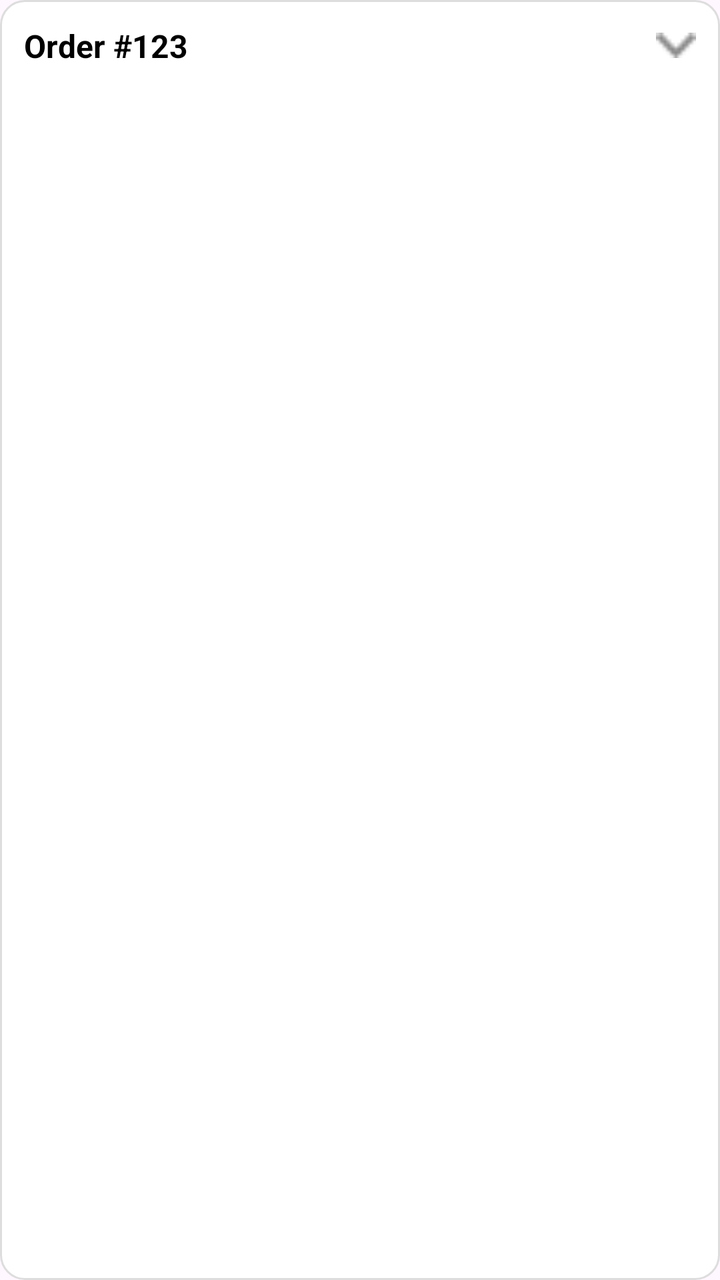
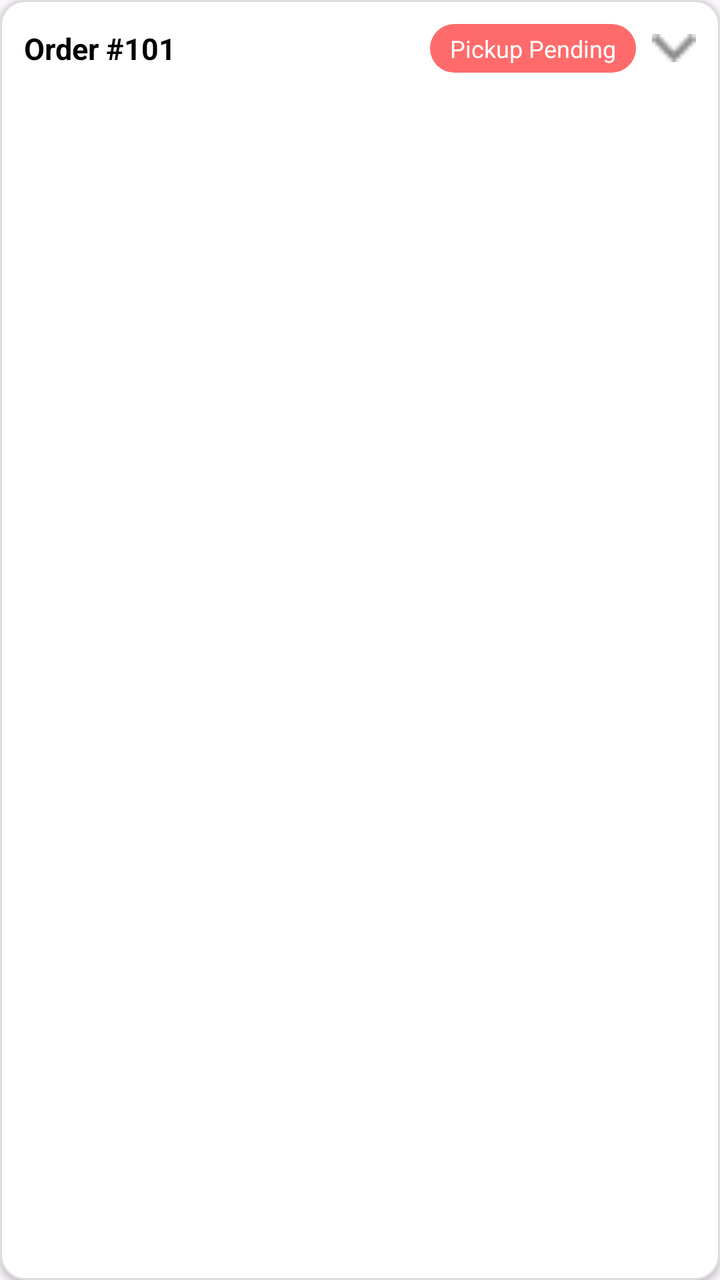

Screens rendered from an Android XML layout before and after an edit, with the pre-edit source and the edit as a unified diff.
<!-- AndroidManifest.xml: application theme Theme.Food_delivery -->
<!-- res/layout/order_item.xml -->
<LinearLayout xmlns:android="http://schemas.android.com/apk/res/android"
    xmlns:app="http://schemas.android.com/apk/res-auto"
    android:layout_width="match_parent"
    android:layout_height="wrap_content"
    android:orientation="vertical"
    android:padding="12dp"
    android:background="@drawable/order_item_bg"
    android:layout_margin="8dp">

    
    <LinearLayout
        android:layout_width="match_parent"
        android:layout_height="wrap_content"
        android:orientation="horizontal"
        android:gravity="center_vertical"
        android:paddingBottom="4dp">

        <TextView
            android:id="@+id/tvorderid"
            android:layout_width="0dp"
            android:layout_weight="1"
            android:layout_height="wrap_content"
            android:text="Order #123"
            android:textSize="16sp"
            android:textStyle="bold"
            android:textColor="#000000" />

        <ImageView
            android:id="@+id/ivexpandIcon"
            android:layout_width="20dp"
            android:layout_height="20dp"
            android:src="@drawable/spinner"
            app:tint="#888888" />
    </LinearLayout>

    
    <LinearLayout
        android:id="@+id/layoutdetails"
        android:layout_width="match_parent"
        android:layout_height="wrap_content"
        android:orientation="vertical"
        android:visibility="gone"
        android:paddingTop="8dp">

        <TextView
            android:id="@+id/tvCustomerName"
            android:layout_width="wrap_content"
            android:layout_height="wrap_content"
            android:text="Aman Sharma"
            android:textSize="14sp"
            android:textColor="#444444"
            android:layout_marginTop="4dp" />

        <TextView
            android:id="@+id/tvitems"
            android:layout_width="wrap_content"
            android:layout_height="wrap_content"
            android:text="Besan Ladoo - Qty: 2"
            android:textSize="14sp"
            android:textColor="#666666"
            android:layout_marginTop="2dp" />

        <TextView
            android:id="@+id/tvprice"
            android:layout_width="wrap_content"
            android:layout_height="wrap_content"
            android:text="₹ 2300 Paid"
            android:textStyle="bold"
            android:textSize="15sp"
            android:textColor="#4CAF50"
            android:layout_marginTop="4dp" />

        <TextView
            android:id="@+id/tvAddress"
            android:layout_width="wrap_content"
            android:layout_height="wrap_content"
            android:text="No address selected yet"
            android:textSize="14sp"
            android:textColor="#000000"
            android:layout_marginTop="4dp" />

        <TextView
            android:id="@+id/btnConfirmPickup"
            android:layout_width="wrap_content"
            android:layout_height="wrap_content"
            android:text="Confirm Pickup"
            android:background="@drawable/btn_red_rounded"
            android:padding="8dp"
            android:textColor="#FFFFFF"
            android:layout_marginTop="8dp"
            android:clickable="true"
            android:focusable="true"/>
    </LinearLayout>

</LinearLayout>
<!-- resources referenced by this layout -->
<resources>
  <!-- drawable btn_red_rounded (drawable) -->
  <shape xmlns:android="http://schemas.android.com/apk/res/android" android:shape="rectangle">
      <solid android:color="#FF4A5C"/>
      <corners android:radius="25dp"/>
  </shape>
  <!-- drawable order_item_bg (drawable) -->
  <shape xmlns:android="http://schemas.android.com/apk/res/android"
      android:shape="rectangle">
  
      <solid android:color="#FFFFFF" />
      <corners android:radius="12dp" />
      <stroke android:width="1dp" android:color="#DDDDDD" />
      <padding android:left="8dp" android:top="8dp" android:right="8dp" android:bottom="8dp" />
  </shape>
  <!-- drawable spinner: png bitmap (drawable, 273 bytes) -->
  <style name="Theme.Food_delivery" parent="Base.Theme.Food_delivery" />
  <style name="Base.Theme.Food_delivery" parent="Theme.Material3.DayNight.NoActionBar">
          
          
      </style>
</resources>

<!-- the commit's change to res/layout/order_item.xml (unified diff, before → after) -->
@@ -1,95 +1,131 @@
-<LinearLayout xmlns:android="http://schemas.android.com/apk/res/android"
-    xmlns:app="http://schemas.android.com/apk/res-auto"
-    android:layout_width="match_parent"
-    android:layout_height="wrap_content"
-    android:orientation="vertical"
-    android:padding="12dp"
-    android:background="@drawable/order_item_bg"
-    android:layout_margin="8dp">
+<?xml version="1.0" encoding="utf-8"?>
+<layout xmlns:android="http://schemas.android.com/apk/res/android"
+    xmlns:app="http://schemas.android.com/apk/res-auto">
 
-    
+    <data></data>
+
     <LinearLayout
         android:layout_width="match_parent"
         android:layout_height="wrap_content"
-        android:orientation="horizontal"
-        android:gravity="center_vertical"
-        android:paddingBottom="4dp">
+        android:orientation="vertical"
+        android:padding="12dp"
+        android:background="@drawable/order_item_bg"
+        android:layout_margin="8dp"
+        android:elevation="2dp">
 
-        <TextView
-            android:id="@+id/tvorderid"
-            android:layout_width="0dp"
-            android:layout_weight="1"
+        
+        <LinearLayout
+            android:layout_width="match_parent"
             android:layout_height="wrap_content"
-            android:text="Order #123"
-            android:textSize="16sp"
-            android:textStyle="bold"
-            android:textColor="#000000" />
+            android:orientation="horizontal"
+            android:gravity="center_vertical">
 
-        <ImageView
-            android:id="@+id/ivexpandIcon"
-            android:layout_width="20dp"
-            android:layout_height="20dp"
-            android:src="@drawable/spinner"
-            app:tint="#888888" />
+            <TextView
+                android:id="@+id/tvorderId"
+                android:layout_width="0dp"
+                android:layout_height="wrap_content"
+                android:layout_weight="1"
+                android:text="Order #101"
+                android:textStyle="bold"
+                android:textSize="15sp"
+                android:textColor="#000000" />
+
+            <TextView
+                android:id="@+id/tvStatus"
+                android:layout_width="wrap_content"
+                android:layout_height="wrap_content"
+                android:text="Pickup Pending"
+                android:paddingLeft="10dp"
+                android:paddingRight="10dp"
+                android:paddingTop="4dp"
+                android:paddingBottom="4dp"
+                android:textSize="12sp"
+                android:background="@drawable/status_pending_bg"
+                android:textColor="#FFFFFF"
+                android:layout_marginEnd="8dp" />
+
+            <ImageView
+                android:id="@+id/ivexpandIcon"
+                android:layout_width="22dp"
+                android:layout_height="22dp"
+                android:src="@drawable/spinner"
+                app:tint="#888888" />
+        </LinearLayout>
+
+        
+        <LinearLayout
+            android:id="@+id/layoutdetails"
+            android:layout_width="match_parent"
+            android:layout_height="wrap_content"
+            android:orientation="vertical"
+            android:visibility="gone"
+            android:paddingTop="8dp">
+
+            <TextView
+                android:id="@+id/tvcustomerName"
+                android:layout_width="wrap_content"
+                android:layout_height="wrap_content"
+                android:text="Pizza Center"
+                android:textStyle="bold"
+                android:textColor="#000000" />
+
+            <TextView
+                android:id="@+id/tvItems"
+                android:layout_width="wrap_content"
+                android:layout_height="wrap_content"
+                android:text="2 x Pizza, 1 x Coke"
+                android:textColor="#555555" />
+
+            <TextView
+                android:id="@+id/tvprice"
+                android:layout_width="wrap_content"
+                android:layout_height="wrap_content"
+                android:text="₹250"
+                android:layout_marginTop="6dp"
+                android:textStyle="bold"
+                android:textColor="#4CAF50" />
+
+            <LinearLayout
+                android:layout_width="wrap_content"
+                android:layout_height="wrap_content"
+                android:orientation="horizontal"
+                android:gravity="center_vertical"
+                android:layout_marginTop="6dp">
+
+                <ImageView
+                    android:layout_width="16dp"
+                    android:layout_height="16dp"
+                    android:src="@drawable/ic_location"
+                    app:tint="#757575"
+                    android:layout_marginEnd="4dp" />
+
+                <TextView
+                    android:id="@+id/tvAddress"
+                    android:layout_width="wrap_content"
+                    android:layout_height="wrap_content"
+                    android:text="Address"
+                    android:textColor="#444444" />
+            </LinearLayout>
+
+            
+            <TextView
+                android:id="@+id/tvPickupLocation"
+                android:layout_width="wrap_content"
+                android:layout_height="wrap_content"
+                android:text="Pickup: 19.076, 72.877"
+                android:textColor="#555555"
+                android:layout_marginTop="4dp" />
+
+            <TextView
+                android:id="@+id/btnConfirmPickup"
+                android:layout_width="wrap_content"
+                android:layout_height="wrap_content"
+                android:text="Confirm Pickup"
+                android:textColor="#FFFFFF"
+                android:paddingHorizontal="14dp"
+                android:paddingVertical="8dp"
+                android:layout_marginTop="10dp"
+                android:background="@drawable/btn_red_rounded" />
+        </LinearLayout>
     </LinearLayout>
-
-    
-    <LinearLayout
-        android:id="@+id/layoutdetails"
-        android:layout_width="match_parent"
-        android:layout_height="wrap_content"
-        android:orientation="vertical"
-        android:visibility="gone"
-        android:paddingTop="8dp">
-
-        <TextView
-            android:id="@+id/tvCustomerName"
-            android:layout_width="wrap_content"
-            android:layout_height="wrap_content"
-            android:text="Aman Sharma"
-            android:textSize="14sp"
-            android:textColor="#444444"
-            android:layout_marginTop="4dp" />
-
-        <TextView
-            android:id="@+id/tvitems"
-            android:layout_width="wrap_content"
-            android:layout_height="wrap_content"
-            android:text="Besan Ladoo - Qty: 2"
-            android:textSize="14sp"
-            android:textColor="#666666"
-            android:layout_marginTop="2dp" />
-
-        <TextView
-            android:id="@+id/tvprice"
-            android:layout_width="wrap_content"
-            android:layout_height="wrap_content"
-            android:text="₹ 2300 Paid"
-            android:textStyle="bold"
-            android:textSize="15sp"
-            android:textColor="#4CAF50"
-            android:layout_marginTop="4dp" />
-
-        <TextView
-            android:id="@+id/tvAddress"
-            android:layout_width="wrap_content"
-            android:layout_height="wrap_content"
-            android:text="No address selected yet"
-            android:textSize="14sp"
-            android:textColor="#000000"
-            android:layout_marginTop="4dp" />
-
-        <TextView
-            android:id="@+id/btnConfirmPickup"
-            android:layout_width="wrap_content"
-            android:layout_height="wrap_content"
-            android:text="Confirm Pickup"
-            android:background="@drawable/btn_red_rounded"
-            android:padding="8dp"
-            android:textColor="#FFFFFF"
-            android:layout_marginTop="8dp"
-            android:clickable="true"
-            android:focusable="true"/>
-    </LinearLayout>
-
-</LinearLayout>
+</layout>
<!-- resource entries referenced after the edit -->
@@ -5,6 +5,16 @@
       <solid android:color="#FF4A5C"/>
       <corners android:radius="25dp"/>
   </shape>
+  <!-- drawable ic_location (drawable) -->
+  <vector xmlns:android="http://schemas.android.com/apk/res/android"
+      android:width="24dp"
+      android:height="24dp"
+      android:viewportWidth="24"
+      android:viewportHeight="24">
+      <path
+          android:fillColor="#757575"
+          android:pathData="M12,2C8.14,2 5,5.14 5,9c0,5.25 7,13 7,13s7,-7.75 7,-13c0,-3.86 -3.14,-7 -7,-7zM12,11.5c-1.38,0 -2.5,-1.12 -2.5,-2.5s1.12,-2.5 2.5,-2.5 2.5,1.12 2.5,2.5 -1.12,2.5 -2.5,2.5z"/>
+  </vector>
   <!-- drawable order_item_bg (drawable) -->
   <shape xmlns:android="http://schemas.android.com/apk/res/android"
       android:shape="rectangle">
@@ -15,6 +25,11 @@
       <padding android:left="8dp" android:top="8dp" android:right="8dp" android:bottom="8dp" />
   </shape>
   <!-- drawable spinner: png bitmap (drawable, 273 bytes) -->
+  <!-- drawable status_pending_bg (drawable) -->
+  <shape xmlns:android="http://schemas.android.com/apk/res/android" android:shape="rectangle">
+      <solid android:color="#FF6B6B"/>
+      <corners android:radius="16dp"/>
+  </shape>
   <style name="Theme.Food_delivery" parent="Base.Theme.Food_delivery" />
   <style name="Base.Theme.Food_delivery" parent="Theme.Material3.DayNight.NoActionBar">
           
